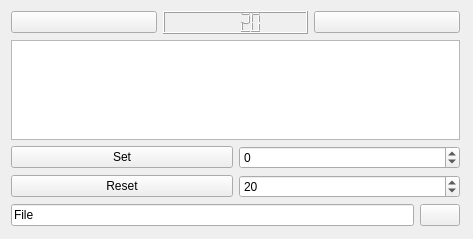
VanNostrand/Counter, file mainwindow.ui: the form before one commit.
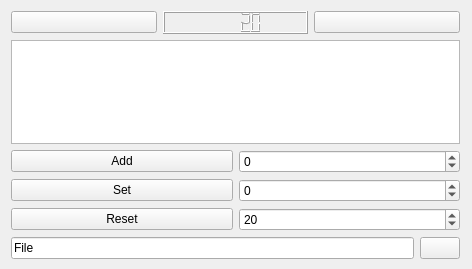
The form after the commit. Icons and pictures are not drawn.

Commit message: Added Add button to add an integer to lcdvalue.

Diff of the .ui file:
```diff
--- a/mainwindow.ui
+++ b/mainwindow.ui
@@ -6,8 +6,8 @@
    <rect>
     <x>0</x>
     <y>0</y>
-    <width>473</width>
-    <height>239</height>
+    <width>472</width>
+    <height>269</height>
    </rect>
   </property>
   <property name="windowTitle">
@@ -20,7 +20,7 @@
       <x>0</x>
       <y>0</y>
       <width>471</width>
-      <height>237</height>
+      <height>270</height>
      </rect>
     </property>
     <layout class="QVBoxLayout" name="verticalLayout">
@@ -64,6 +64,27 @@
        </property>
       </widget>
      </item>
+     <item>
+      <layout class="QHBoxLayout" name="horizontalLayout_2">
+       <item>
+        <widget class="QPushButton" name="addButton">
+         <property name="text">
+          <string>Add</string>
+         </property>
+        </widget>
+       </item>
+       <item>
+        <widget class="QSpinBox" name="addValue">
+         <property name="minimum">
+          <number>-500</number>
+         </property>
+         <property name="maximum">
+          <number>500</number>
+         </property>
+        </widget>
+       </item>
+      </layout>
+     </item>
      <item>
       <layout class="QHBoxLayout" name="horizontalLayout_4">
        <item>
```
Left out of the diff: 2 changed lines with no effect on the pictures. The commit also changes 3 other files.
